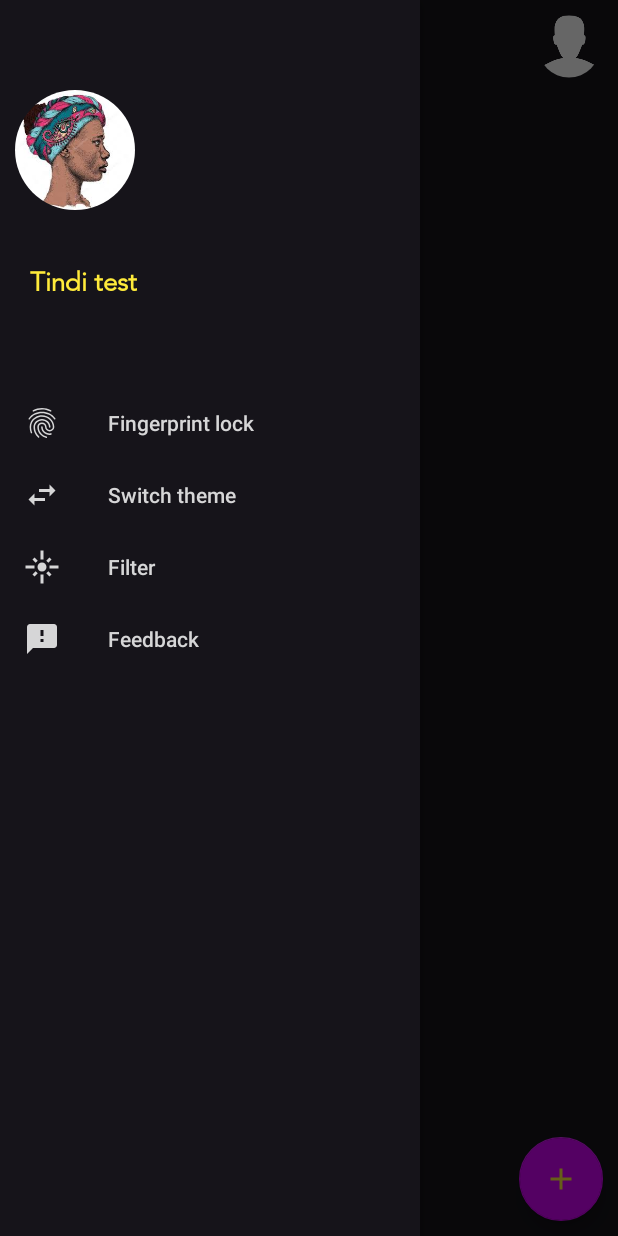
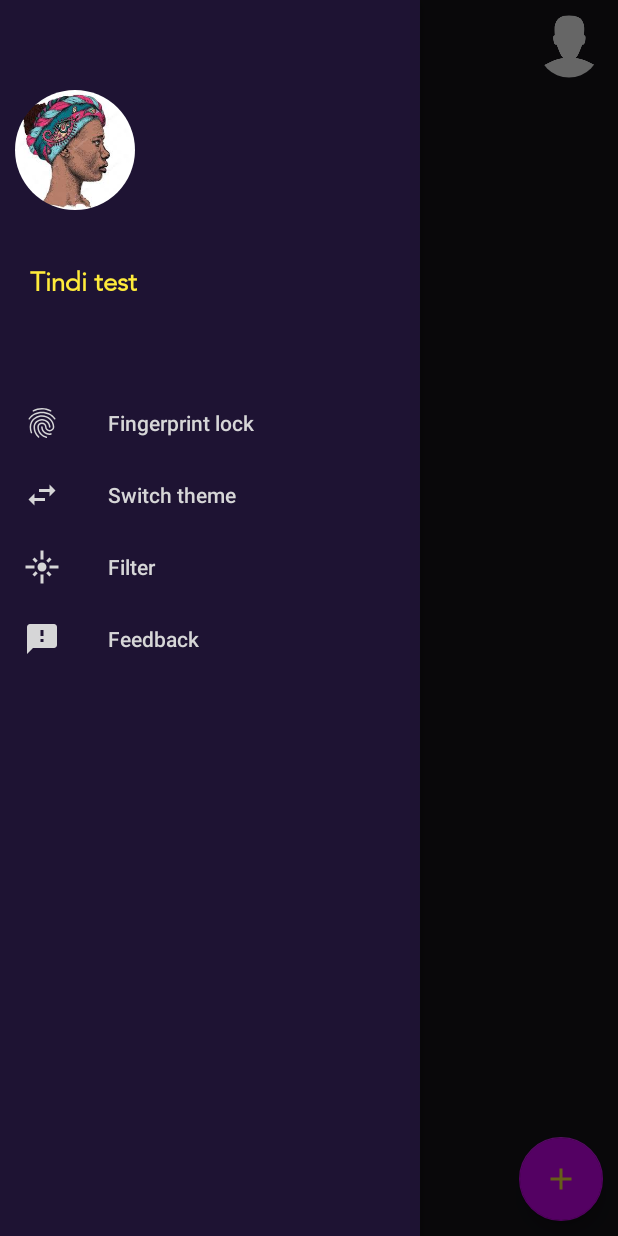
Before and after one commit to Ikami-Mercy/ToDoList, an Android app: the DashboardActivity screen opened directly, with no data from a screen before it, with the side drawer open, on a phone screen of 412 x 824 dp. Run offline under Robolectric (Android 15) with nearby library versions, the phone set to English and light mode, and no system bars; our stand-ins replace CircleImageView; 2 statements that could not run were skipped.

```diff
--- a/app/src/main/res/layout/activity_fingerprint_lock.xml
+++ b/app/src/main/res/layout/activity_fingerprint_lock.xml
@@ -21,7 +21,7 @@
             android:layout_marginRight="10dp"
             android:layout_weight="1"
             android:orientation="horizontal"
-            android:paddingBottom="10dp">
+            android:paddingBottom="8dp">
 
                 <ImageView
                     android:layout_width="24dp"
@@ -76,7 +76,7 @@
             android:layout_height="wrap_content"
             android:layout_marginTop="5dp"
             android:fontFamily="@font/avenir"
-            android:text="Add extra security to Holla by enabling fingerprint authentication."
+            android:text="Add extra security to Notepad Pro by enabling fingerprint authentication."
             />
 
             <Switch
--- a/app/src/main/res/layout/activity_main.xml
+++ b/app/src/main/res/layout/activity_main.xml
@@ -5,7 +5,7 @@
     android:layout_width="match_parent"
     android:layout_height="match_parent"
     android:fitsSystemWindows="true"
-    android:background="@color/colorPrimaryDark"
+    android:background="@color/colorDrawerBackground"
     tools:openDrawer="start">
 
     <include
@@ -19,7 +19,7 @@
         android:layout_height="match_parent"
         android:layout_gravity="start"
         android:fitsSystemWindows="true"
-        android:background="@color/colorPrimaryDark"
+        android:background="@color/colorDrawerBackground"
         app:headerLayout="@layout/nav_header"
         app:itemTextColor="@color/mdtp_white"
         app:itemIconTint="@color/mdtp_white"
--- a/app/src/main/res/layout/nav_header.xml
+++ b/app/src/main/res/layout/nav_header.xml
@@ -3,7 +3,7 @@
     xmlns:app="http://schemas.android.com/apk/res-auto"
     android:layout_width="match_parent"
     android:layout_height="wrap_content"
-    android:background="@color/colorPrimaryDark"
+    android:background="@color/colorDrawerBackground"
     android:gravity="center_horizontal"
     android:orientation="vertical"
     android:theme="@style/ThemeOverlay.AppCompat.Dark"
--- a/app/src/main/res/values/colors.xml
+++ b/app/src/main/res/values/colors.xml
@@ -4,6 +4,7 @@
     <color name="colorPrimaryDark">#242132</color>-->
     <color name="colorPrimary">#16141A</color>
     <color name="colorPrimaryDark">#16141A</color>
+    <color name="colorDrawerBackground">#1E1333</color>
     <color name="colorAccent">@color/colorDarkPurple</color>
     <color name="colorText">#F0F1F5</color>
     <color name="colorReplyGray">#F2F2FA</color>
```
Also changed, not shown: app/src/main/AndroidManifest.xml (+7 -0 lines), app/src/main/java/com/myToDoList/ui/activities/DashboardActivity.kt (+42 -7 lines).
